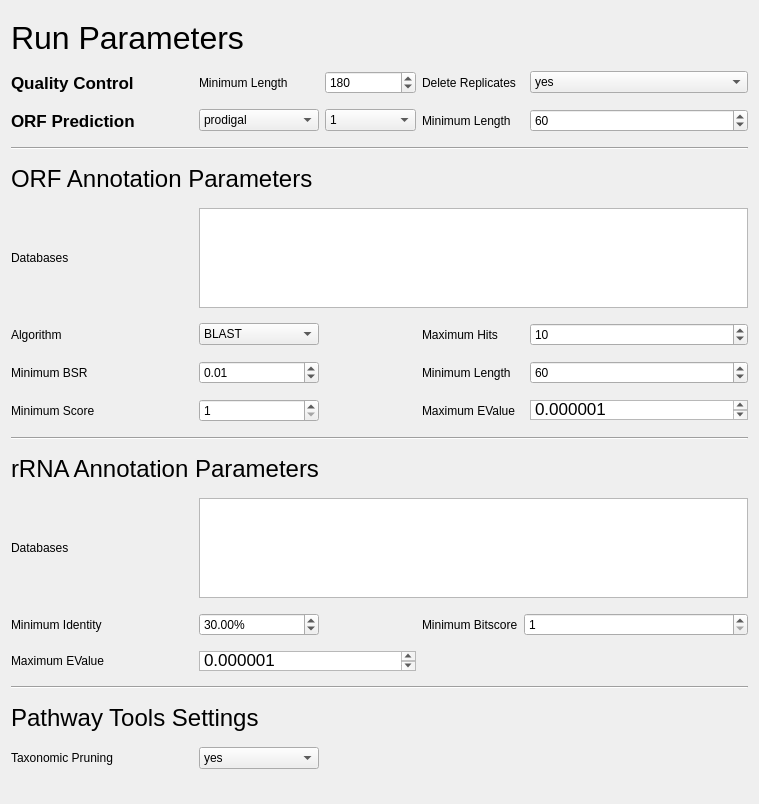
hallamlab/MetaPathwaysGUI, file tabs/SettingsTab.ui: the form before one commit.
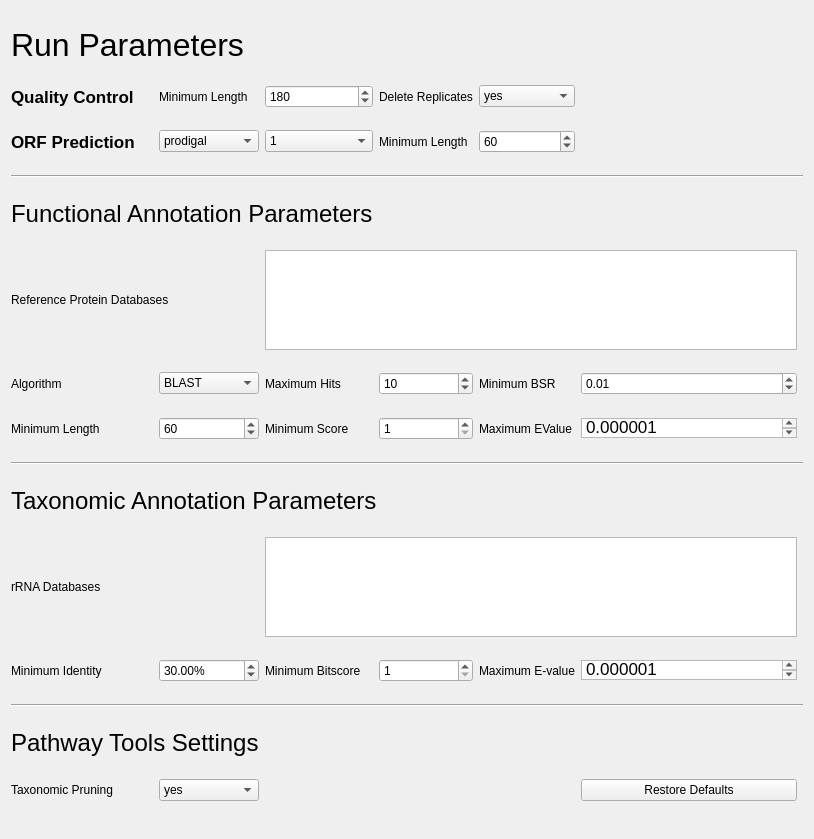
The form after the commit.

Commit message: made changes to the SetUp, Settings, Results, and Run tabs with Aria

What changed in the file:
```diff
--- a/tabs/SettingsTab.ui
+++ b/tabs/SettingsTab.ui
@@ -6,8 +6,8 @@
    <rect>
     <x>0</x>
     <y>0</y>
-    <width>759</width>
-    <height>804</height>
+    <width>814</width>
+    <height>839</height>
    </rect>
   </property>
   <property name="sizePolicy">
@@ -20,94 +20,58 @@
    <string>Form</string>
   </property>
   <layout class="QGridLayout" name="gridLayout">
-   <item row="2" column="1">
-    <widget class="QComboBox" name="orf_predictionALGORITHM">
-     <item>
-      <property name="text">
-       <string>prodigal</string>
-      </property>
-     </item>
-    </widget>
-   </item>
-   <item row="17" column="0">
-    <widget class="QLabel" name="label_21">
-     <property name="text">
-      <string>Taxonomic Pruning</string>
-     </property>
-    </widget>
-   </item>
-   <item row="16" column="0" colspan="2">
-    <widget class="QLabel" name="label_20">
+   <item row="12" column="0">
+    <widget class="QLabel" name="label_16">
      <property name="sizePolicy">
       <sizepolicy hsizetype="Fixed" vsizetype="Fixed">
        <horstretch>0</horstretch>
        <verstretch>0</verstretch>
       </sizepolicy>
      </property>
-     <property name="font">
-      <font>
-       <pointsize>18</pointsize>
-      </font>
-     </property>
      <property name="text">
-      <string>Pathway Tools Settings</string>
+      <string>rRNA Databases</string>
      </property>
     </widget>
    </item>
-   <item row="4" column="0" colspan="2">
-    <widget class="QLabel" name="label_7">
-     <property name="sizePolicy">
-      <sizepolicy hsizetype="Fixed" vsizetype="Fixed">
-       <horstretch>0</horstretch>
-       <verstretch>0</verstretch>
-      </sizepolicy>
+   <item row="13" column="3">
+    <widget class="QSpinBox" name="rrnaMIN_BITSCORE">
+     <property name="minimum">
+      <number>1</number>
      </property>
+     <property name="maximum">
+      <number>10000</number>
+     </property>
+    </widget>
+   </item>
+   <item row="1" column="0">
+    <widget class="QLabel" name="label">
      <property name="font">
       <font>
-       <pointsize>18</pointsize>
+       <pointsize>13</pointsize>
+       <weight>75</weight>
+       <bold>true</bold>
       </font>
      </property>
      <property name="text">
-      <string>ORF Annotation Parameters</string>
+      <string>Quality Control</string>
      </property>
     </widget>
    </item>
-   <item row="12" column="1" colspan="5">
-    <widget class="QListWidget" name="rrnaREFDBS">
-     <property name="sizePolicy">
-      <sizepolicy hsizetype="Preferred" vsizetype="Expanding">
-       <horstretch>0</horstretch>
-       <verstretch>0</verstretch>
-      </sizepolicy>
-     </property>
-     <property name="maximumSize">
-      <size>
-       <width>6666666</width>
-       <height>100</height>
-      </size>
-     </property>
-    </widget>
-   </item>
-   <item row="5" column="1" colspan="5">
-    <widget class="QListWidget" name="annotationDBS">
-     <property name="sizePolicy">
-      <sizepolicy hsizetype="MinimumExpanding" vsizetype="Maximum">
-       <horstretch>0</horstretch>
-       <verstretch>0</verstretch>
-      </sizepolicy>
-     </property>
-     <property name="minimumSize">
-      <size>
-       <width>0</width>
-       <height>50</height>
-      </size>
-     </property>
+   <item row="13" column="5">
+    <widget class="QTextEdit" name="rrnaMAX_EVALUE">
      <property name="maximumSize">
       <size>
        <width>16777215</width>
-       <height>100</height>
+       <height>20</height>
       </size>
      </property>
+     <property name="html">
+      <string>&lt;!DOCTYPE HTML PUBLIC &quot;-//W3C//DTD HTML 4.0//EN&quot; &quot;http://www.w3.org/TR/REC-html40/strict.dtd&quot;&gt;
+&lt;html&gt;&lt;head&gt;&lt;meta name=&quot;qrichtext&quot; content=&quot;1&quot; /&gt;&lt;style type=&quot;text/css&quot;&gt;
+p, li { white-space: pre-wrap; }
+&lt;/style&gt;&lt;/head&gt;&lt;body style=&quot; font-family:'Lucida Grande'; font-size:13pt; font-weight:400; font-style:normal;&quot;&gt;
+&lt;p style=&quot; margin-top:0px; margin-bottom:0px; margin-left:0px; margin-right:0px; -qt-block-indent:0; text-indent:0px;&quot;&gt;0.000001&lt;/p&gt;&lt;/body&gt;&lt;/html&gt;</string>
+     </property>
     </widget>
    </item>
    <item row="17" column="1">
@@ -124,20 +88,6 @@
      </item>
     </widget>
    </item>
-   <item row="15" column="0" colspan="6">
-    <widget class="Line" name="line_4">
-     <property name="orientation">
-      <enum>Qt::Horizontal</enum>
-     </property>
-    </widget>
-   </item>
-   <item row="6" column="3">
-    <widget class="QLabel" name="label_14">
-     <property name="text">
-      <string>Maximum Hits</string>
-     </property>
-    </widget>
-   </item>
    <item row="6" column="1">
     <widget class="QComboBox" name="annotationALGORITHM">
      <property name="editable">
@@ -161,91 +111,7 @@
      </item>
     </widget>
    </item>
-   <item row="6" column="0">
-    <widget class="QLabel" name="label_8">
-     <property name="text">
-      <string>Algorithm</string>
-     </property>
-    </widget>
-   </item>
-   <item row="13" column="1">
-    <widget class="QDoubleSpinBox" name="rrnaMIN_IDENTITY">
-     <property name="suffix">
-      <string>%</string>
-     </property>
-     <property name="decimals">
-      <number>2</number>
-     </property>
-     <property name="minimum">
-      <double>0.000000000000000</double>
-     </property>
-     <property name="singleStep">
-      <double>1.000000000000000</double>
-     </property>
-     <property name="value">
-      <double>30.000000000000000</double>
-     </property>
-    </widget>
-   </item>
-   <item row="13" column="3">
-    <widget class="QLabel" name="label_19">
-     <property name="text">
-      <string>Minimum Bitscore</string>
-     </property>
-    </widget>
-   </item>
-   <item row="7" column="0">
-    <widget class="QLabel" name="label_10">
-     <property name="text">
-      <string>Minimum BSR</string>
-     </property>
-    </widget>
-   </item>
-   <item row="8" column="0">
-    <widget class="QLabel" name="label_12">
-     <property name="text">
-      <string>Minimum Score</string>
-     </property>
-    </widget>
-   </item>
-   <item row="1" column="0">
-    <widget class="QLabel" name="label">
-     <property name="font">
-      <font>
-       <pointsize>13</pointsize>
-       <weight>75</weight>
-       <bold>true</bold>
-      </font>
-     </property>
-     <property name="text">
-      <string>Quality Control</string>
-     </property>
-    </widget>
-   </item>
    <item row="7" column="1">
-    <widget class="QDoubleSpinBox" name="annotationMIN_BSR">
-     <property name="minimum">
-      <double>0.000000000000000</double>
-     </property>
-     <property name="maximum">
-      <double>1.000000000000000</double>
-     </property>
-     <property name="singleStep">
-      <double>0.010000000000000</double>
-     </property>
-     <property name="value">
-      <double>0.010000000000000</double>
-     </property>
-    </widget>
-   </item>
-   <item row="7" column="3">
-    <widget class="QLabel" name="label_13">
-     <property name="text">
-      <string>Minimum Length</string>
-     </property>
-    </widget>
-   </item>
-   <item row="7" column="5">
     <widget class="QSpinBox" name="annotationMIN_LENGTH">
      <property name="maximum">
       <number>1000</number>
@@ -255,57 +121,6 @@
      </property>
     </widget>
    </item>
-   <item row="6" column="5">
-    <widget class="QSpinBox" name="annotationMAX_HITS">
-     <property name="minimum">
-      <number>0</number>
-     </property>
-     <property name="maximum">
-      <number>1000</number>
-     </property>
-     <property name="value">
-      <number>10</number>
-     </property>
-    </widget>
-   </item>
-   <item row="12" column="0">
-    <widget class="QLabel" name="label_16">
-     <property name="sizePolicy">
-      <sizepolicy hsizetype="Fixed" vsizetype="Fixed">
-       <horstretch>0</horstretch>
-       <verstretch>0</verstretch>
-      </sizepolicy>
-     </property>
-     <property name="text">
-      <string>Databases</string>
-     </property>
-    </widget>
-   </item>
-   <item row="10" column="0" colspan="6">
-    <widget class="Line" name="line_3">
-     <property name="orientation">
-      <enum>Qt::Horizontal</enum>
-     </property>
-    </widget>
-   </item>
-   <item row="11" column="0" colspan="2">
-    <widget class="QLabel" name="label_15">
-     <property name="sizePolicy">
-      <sizepolicy hsizetype="Fixed" vsizetype="Fixed">
-       <horstretch>0</horstretch>
-       <verstretch>0</verstretch>
-      </sizepolicy>
-     </property>
-     <property name="font">
-      <font>
-       <pointsize>18</pointsize>
-      </font>
-     </property>
-     <property name="text">
-      <string>rRNA Annotation Parameters</string>
-     </property>
-    </widget>
-   </item>
    <item row="13" column="0">
     <widget class="QLabel" name="label_18">
      <property name="text">
@@ -313,209 +128,44 @@
      </property>
     </widget>
    </item>
-   <item row="14" column="1" colspan="2">
-    <widget class="QTextEdit" name="rrnaMAX_EVALUE">
-     <property name="maximumSize">
-      <size>
-       <width>16777215</width>
-       <height>20</height>
-      </size>
-     </property>
-     <property name="html">
-      <string>&lt;!DOCTYPE HTML PUBLIC &quot;-//W3C//DTD HTML 4.0//EN&quot; &quot;http://www.w3.org/TR/REC-html40/strict.dtd&quot;&gt;
-&lt;html&gt;&lt;head&gt;&lt;meta name=&quot;qrichtext&quot; content=&quot;1&quot; /&gt;&lt;style type=&quot;text/css&quot;&gt;
-p, li { white-space: pre-wrap; }
-&lt;/style&gt;&lt;/head&gt;&lt;body style=&quot; font-family:'Lucida Grande'; font-size:13pt; font-weight:400; font-style:normal;&quot;&gt;
-&lt;p style=&quot; margin-top:0px; margin-bottom:0px; margin-left:0px; margin-right:0px; -qt-block-indent:0; text-indent:0px;&quot;&gt;0.000001&lt;/p&gt;&lt;/body&gt;&lt;/html&gt;</string>
-     </property>
-    </widget>
-   </item>
-   <item row="14" column="0">
-    <widget class="QLabel" name="label_17">
-     <property name="text">
-      <string>Maximum EValue</string>
-     </property>
-    </widget>
-   </item>
-   <item row="13" column="4" colspan="2">
-    <widget class="QSpinBox" name="rrnaMIN_BITSCORE">
-     <property name="minimum">
-      <number>1</number>
-     </property>
-     <property name="maximum">
-      <number>10000</number>
-     </property>
-    </widget>
-   </item>
-   <item row="0" column="0" colspan="2">
-    <widget class="QLabel" name="label_22">
-     <property name="sizePolicy">
-      <sizepolicy hsizetype="Fixed" vsizetype="Fixed">
-       <horstretch>0</horstretch>
-       <verstretch>0</verstretch>
-      </sizepolicy>
-     </property>
-     <property name="font">
-      <font>
-       <pointsize>24</pointsize>
-      </font>
-     </property>
-     <property name="text">
-      <string>Run Parameters</string>
-     </property>
-    </widget>
-   </item>
-   <item row="8" column="3">
-    <widget class="QLabel" name="label_11">
-     <property name="text">
-      <string>Maximum EValue</string>
-     </property>
-    </widget>
-   </item>
-   <item row="1" column="3" colspan="2">
-    <widget class="QLabel" name="label_3">
-     <property name="text">
-      <string>Delete Replicates</string>
-     </property>
-    </widget>
-   </item>
-   <item row="1" column="1">
-    <widget class="QLabel" name="label_2">
-     <property name="sizePolicy">
-      <sizepolicy hsizetype="Fixed" vsizetype="Preferred">
-       <horstretch>0</horstretch>
-       <verstretch>0</verstretch>
-      </sizepolicy>
-     </property>
-     <property name="text">
-      <string>Minimum Length</string>
-     </property>
-    </widget>
-   </item>
-   <item row="5" column="0">
-    <widget class="QLabel" name="label_9">
-     <property name="text">
-      <string>Databases</string>
-     </property>
-    </widget>
-   </item>
-   <item row="3" column="0" colspan="6">
-    <widget class="Line" name="line">
+   <item row="10" column="0" colspan="7">
+    <widget class="Line" name="line_3">
      <property name="orientation">
       <enum>Qt::Horizontal</enum>
      </property>
     </widget>
    </item>
-   <item row="2" column="5">
-    <widget class="QSpinBox" name="orf_predictionMIN_LENGTH">
-     <property name="minimum">
-      <number>1</number>
-     </property>
-     <property name="maximum">
-      <number>10000</number>
-     </property>
-     <property name="value">
-      <number>60</number>
-     </property>
-    </widget>
-   </item>
-   <item row="1" column="5">
-    <widget class="QComboBox" name="quality_controlDELETE_REPLICATES">
-     <property name="editable">
-      <bool>false</bool>
-     </property>
-     <property name="currentIndex">
-      <number>0</number>
-     </property>
-     <property name="maxVisibleItems">
-      <number>2</number>
-     </property>
-     <property name="maxCount">
-      <number>2</number>
-     </property>
+   <item row="2" column="1">
+    <widget class="QComboBox" name="orf_predictionALGORITHM">
      <item>
       <property name="text">
-       <string>yes</string>
+       <string>prodigal</string>
       </property>
      </item>
-     <item>
-      <property name="text">
-       <string>no</string>
-      </property>
-     </item>
     </widget>
    </item>
-   <item row="1" column="2">
-    <widget class="QSpinBox" name="quality_controlMIN_LENGTH">
-     <property name="maximum">
-      <number>99999999</number>
+   <item row="16" column="0" colspan="2">
+    <widget class="QLabel" name="label_20">
+     <property name="sizePolicy">
+      <sizepolicy hsizetype="Fixed" vsizetype="Fixed">
+       <horstretch>0</horstretch>
+       <verstretch>0</verstretch>
+      </sizepolicy>
      </property>
-     <property name="singleStep">
-      <number>1</number>
-     </property>
-     <property name="value">
-      <number>180</number>
-     </property>
-    </widget>
-   </item>
-   <item row="2" column="3" colspan="2">
-    <widget class="QLabel" name="label_6">
-     <property name="text">
-      <string>Minimum Length</string>
-     </property>
-    </widget>
-   </item>
-   <item row="2" column="0">
-    <widget class="QLabel" name="label_4">
      <property name="font">
       <font>
-       <pointsize>13</pointsize>
-       <weight>75</weight>
-       <bold>true</bold>
+       <pointsize>18</pointsize>
       </font>
      </property>
      <property name="text">
-      <string>ORF Prediction</string>
-     </property>
-    </widget>
-   </item>
-   <item row="8" column="1">
-    <widget class="QSpinBox" name="annotationMIN_SCORE">
-     <property name="minimum">
-      <number>1</number>
-     </property>
-     <property name="maximum">
-      <number>10000</number>
-     </property>
-    </widget>
-   </item>
-   <item row="8" column="5">
-    <widget class="QTextEdit" name="annotationMAX_EVALUE">
-     <property name="minimumSize">
-      <size>
-       <width>139</width>
-       <height>0</height>
-      </size>
-     </property>
-     <property name="maximumSize">
-      <size>
-       <width>16777215</width>
-       <height>20</height>
-      </size>
-     </property>
-     <property name="html">
-      <string>&lt;!DOCTYPE HTML PUBLIC &quot;-//W3C//DTD HTML 4.0//EN&quot; &quot;http://www.w3.org/TR/REC-html40/strict.dtd&quot;&gt;
-&lt;html&gt;&lt;head&gt;&lt;meta name=&quot;qrichtext&quot; content=&quot;1&quot; /&gt;&lt;style type=&quot;text/css&quot;&gt;
-p, li { white-space: pre-wrap; }
-&lt;/style&gt;&lt;/head&gt;&lt;body style=&quot; font-family:'Lucida Grande'; font-size:13pt; font-weight:400; font-style:normal;&quot;&gt;
-&lt;p style=&quot; margin-top:0px; margin-bottom:0px; margin-left:0px; margin-right:0px; -qt-block-indent:0; text-indent:0px;&quot;&gt;0.000001&lt;/p&gt;&lt;/body&gt;&lt;/html&gt;</string>
+      <string>Pathway Tools Settings</string>
      </property>
     </widget>
    </item>
    <item row="2" column="2">
     <widget class="QComboBox" name="orf_predictionTRANSLATION_TABLE">
      <property name="toolTip">
-      <string notr="true">&lt;html&gt;&lt;head/&gt;&lt;body&gt;&lt;p&gt;Translation Table&lt;/p&gt;&lt;/body&gt;&lt;/html&gt;</string>
+      <string notr="true">&lt;html&gt;&lt;head/&gt;&lt;body&gt;&lt;p&gt;Code translation table&lt;/p&gt;&lt;/body&gt;&lt;/html&gt;</string>
      </property>
      <property name="editable">
       <bool>false</bool>
@@ -610,6 +260,394 @@
      </item>
     </widget>
    </item>
+   <item row="1" column="4">
+    <widget class="QComboBox" name="quality_controlDELETE_REPLICATES">
+     <property name="editable">
+      <bool>false</bool>
+     </property>
+     <property name="currentIndex">
+      <number>0</number>
+     </property>
+     <property name="maxVisibleItems">
+      <number>2</number>
+     </property>
+     <property name="maxCount">
+      <number>2</number>
+     </property>
+     <item>
+      <property name="text">
+       <string>yes</string>
+      </property>
+     </item>
+     <item>
+      <property name="text">
+       <string>no</string>
+      </property>
+     </item>
+    </widget>
+   </item>
+   <item row="7" column="0">
+    <widget class="QLabel" name="label_13">
+     <property name="toolTip">
+      <string>&lt;html&gt;&lt;head/&gt;&lt;body&gt;&lt;p&gt;Minimum length of protein sequences&lt;/p&gt;&lt;/body&gt;&lt;/html&gt;</string>
+     </property>
+     <property name="text">
+      <string>Minimum Length</string>
+     </property>
+    </widget>
+   </item>
+   <item row="6" column="4">
+    <widget class="QLabel" name="label_10">
+     <property name="toolTip">
+      <string>&lt;!DOCTYPE HTML PUBLIC &quot;-//W3C//DTD HTML 4.0//EN&quot; &quot;http://www.w3.org/TR/REC-html40/strict.dtd&quot;&gt;
+&lt;html&gt;&lt;head&gt;&lt;meta name=&quot;qrichtext&quot; content=&quot;1&quot; /&gt;&lt;style type=&quot;text/css&quot;&gt;
+p, li { white-space: pre-wrap; }
+&lt;/style&gt;&lt;/head&gt;&lt;body style=&quot; font-family:'Lucida Grande'; font-size:13pt; font-weight:400; font-style:normal;&quot;&gt;
+&lt;p align=&quot;justify&quot; style=&quot; margin-top:0px; margin-bottom:0px; margin-left:0px; margin-right:0px; -qt-block-indent:0; text-indent:0px;&quot;&gt;The BSR ratio can be defined at the ratio of a the bit-score between a query and a target sequence to the bit-score when both the query and target sequences are the query sequence. Usually, a BSR ratio of 0.4 or more is considered as a good hit for protein sequences. Note that BSR ratio is designed in some sense to have a normalized value for the bit-score since the score is also influenced by the length of the query.&lt;/p&gt;&lt;/body&gt;&lt;/html&gt;</string>
+     </property>
+     <property name="text">
+      <string>Minimum BSR</string>
+     </property>
+    </widget>
+   </item>
+   <item row="7" column="2">
+    <widget class="QLabel" name="label_12">
+     <property name="text">
+      <string>Minimum Score</string>
+     </property>
+    </widget>
+   </item>
+   <item row="4" column="0" colspan="3">
+    <widget class="QLabel" name="label_7">
+     <property name="sizePolicy">
+      <sizepolicy hsizetype="Fixed" vsizetype="Fixed">
+       <horstretch>0</horstretch>
+       <verstretch>0</verstretch>
+      </sizepolicy>
+     </property>
+     <property name="font">
+      <font>
+       <pointsize>18</pointsize>
+      </font>
+     </property>
+     <property name="text">
+      <string>Functional Annotation Parameters</string>
+     </property>
+    </widget>
+   </item>
+   <item row="13" column="2">
+    <widget class="QLabel" name="label_19">
+     <property name="text">
+      <string>Minimum Bitscore</string>
+     </property>
+    </widget>
+   </item>
+   <item row="15" column="0" colspan="7">
+    <widget class="Line" name="line_4">
+     <property name="orientation">
+      <enum>Qt::Horizontal</enum>
+     </property>
+    </widget>
+   </item>
+   <item row="5" column="2" colspan="4">
+    <widget class="QListWidget" name="annotationDBS">
+     <property name="sizePolicy">
+      <sizepolicy hsizetype="MinimumExpanding" vsizetype="Maximum">
+       <horstretch>0</horstretch>
+       <verstretch>0</verstretch>
+      </sizepolicy>
+     </property>
+     <property name="minimumSize">
+      <size>
+       <width>0</width>
+       <height>50</height>
+      </size>
+     </property>
+     <property name="maximumSize">
+      <size>
+       <width>16777215</width>
+       <height>100</height>
+      </size>
+     </property>
+    </widget>
+   </item>
+   <item row="13" column="4">
+    <widget class="QLabel" name="label_17">
+     <property name="text">
+      <string>Maximum E-value</string>
+     </property>
+    </widget>
+   </item>
+   <item row="6" column="0">
+    <widget class="QLabel" name="label_8">
+     <property name="text">
+      <string>Algorithm</string>
+     </property>
+    </widget>
+   </item>
+   <item row="2" column="4">
+    <widget class="QSpinBox" name="orf_predictionMIN_LENGTH">
+     <property name="minimum">
+      <number>1</number>
+     </property>
+     <property name="maximum">
+      <number>10000</number>
+     </property>
+     <property name="value">
+      <number>60</number>
+     </property>
+    </widget>
+   </item>
+   <item row="7" column="3">
+    <widget class="QSpinBox" name="annotationMIN_SCORE">
+     <property name="minimum">
+      <number>1</number>
+     </property>
+     <property name="maximum">
+      <number>10000</number>
+     </property>
+    </widget>
+   </item>
+   <item row="11" column="0" colspan="4">
+    <widget class="QLabel" name="label_15">
+     <property name="sizePolicy">
+      <sizepolicy hsizetype="Fixed" vsizetype="Fixed">
+       <horstretch>0</horstretch>
+       <verstretch>0</verstretch>
+      </sizepolicy>
+     </property>
+     <property name="font">
+      <font>
+       <pointsize>18</pointsize>
+      </font>
+     </property>
+     <property name="text">
+      <string>Taxonomic Annotation Parameters</string>
+     </property>
+    </widget>
+   </item>
+   <item row="6" column="3">
+    <widget class="QSpinBox" name="annotationMAX_HITS">
+     <property name="minimum">
+      <number>0</number>
+     </property>
+     <property name="maximum">
+      <number>1000</number>
+     </property>
+     <property name="value">
+      <number>10</number>
+     </property>
+    </widget>
+   </item>
+   <item row="1" column="2">
+    <widget class="QSpinBox" name="quality_controlMIN_LENGTH">
+     <property name="maximum">
+      <number>99999999</number>
+     </property>
+     <property name="singleStep">
+      <number>1</number>
+     </property>
+     <property name="value">
+      <number>180</number>
+     </property>
+    </widget>
+   </item>
+   <item row="1" column="3">
+    <widget class="QLabel" name="label_3">
+     <property name="text">
+      <string>Delete Replicates</string>
+     </property>
+    </widget>
+   </item>
+   <item row="5" column="0" colspan="2">
+    <widget class="QLabel" name="label_9">
+     <property name="toolTip">
+      <string>&lt;html&gt;&lt;head/&gt;&lt;body&gt;&lt;p&gt;Reference protein databases used to functionally annotate the predicted open reading frames (ORF), e.g., KEGG, COG, Metacyc, SEED, or any user provided fasta file of annotated proteins in the functional folder&lt;/p&gt;&lt;/body&gt;&lt;/html&gt;</string>
+     </property>
+     <property name="text">
+      <string>Reference Protein Databases</string>
+     </property>
+    </widget>
+   </item>
+   <item row="7" column="5">
+    <widget class="QTextEdit" name="annotationMAX_EVALUE">
+     <property name="minimumSize">
+      <size>
+       <width>139</width>
+       <height>0</height>
+      </size>
+     </property>
+     <property name="maximumSize">
+      <size>
+       <width>16777215</width>
+       <height>20</height>
+      </size>
+     </property>
+     <property name="acceptDrops">
+      <bool>true</bool>
+     </property>
+     <property name="toolTip">
+      <string/>
+     </property>
+     <property name="html">
+      <string>&lt;!DOCTYPE HTML PUBLIC &quot;-//W3C//DTD HTML 4.0//EN&quot; &quot;http://www.w3.org/TR/REC-html40/strict.dtd&quot;&gt;
+&lt;html&gt;&lt;head&gt;&lt;meta name=&quot;qrichtext&quot; content=&quot;1&quot; /&gt;&lt;style type=&quot;text/css&quot;&gt;
+p, li { white-space: pre-wrap; }
+&lt;/style&gt;&lt;/head&gt;&lt;body style=&quot; font-family:'Lucida Grande'; font-size:13pt; font-weight:400; font-style:normal;&quot;&gt;
+&lt;p style=&quot; margin-top:0px; margin-bottom:0px; margin-left:0px; margin-right:0px; -qt-block-indent:0; text-indent:0px;&quot;&gt;0.000001&lt;/p&gt;&lt;/body&gt;&lt;/html&gt;</string>
+     </property>
+     <property name="acceptRichText">
+      <bool>false</bool>
+     </property>
+    </widget>
+   </item>
+   <item row="6" column="2">
+    <widget class="QLabel" name="label_14">
+     <property name="text">
+      <string>Maximum Hits</string>
+     </property>
+    </widget>
+   </item>
+   <item row="2" column="0">
+    <widget class="QLabel" name="label_4">
+     <property name="font">
+      <font>
+       <pointsize>13</pointsize>
+       <weight>75</weight>
+       <bold>true</bold>
+      </font>
+     </property>
+     <property name="text">
+      <string>ORF Prediction</string>
+     </property>
+    </widget>
+   </item>
+   <item row="12" column="2" colspan="4">
+    <widget class="QListWidget" name="rrnaREFDBS">
+     <property name="sizePolicy">
+      <sizepolicy hsizetype="Preferred" vsizetype="Expanding">
+       <horstretch>0</horstretch>
+       <verstretch>0</verstretch>
+      </sizepolicy>
+     </property>
+     <property name="maximumSize">
+      <size>
+       <width>6666666</width>
+       <height>100</height>
+      </size>
+     </property>
+    </widget>
+   </item>
+   <item row="6" column="5">
+    <widget class="QDoubleSpinBox" name="annotationMIN_BSR">
+     <property name="minimum">
+      <double>0.000000000000000</double>
+     </property>
+     <property name="maximum">
+      <double>1.000000000000000</double>
+     </property>
+     <property name="singleStep">
+      <double>0.010000000000000</double>
+     </property>
+     <property name="value">
+      <double>0.010000000000000</double>
+     </property>
+    </widget>
+   </item>
+   <item row="7" column="4">
+    <widget class="QLabel" name="label_11">
+     <property name="text">
+      <string>Maximum EValue</string>
+     </property>
+    </widget>
+   </item>
+   <item row="0" column="0" colspan="2">
+    <widget class="QLabel" name="label_22">
+     <property name="sizePolicy">
+      <sizepolicy hsizetype="Fixed" vsizetype="Fixed">
+       <horstretch>0</horstretch>
+       <verstretch>0</verstretch>
+      </sizepolicy>
+     </property>
+     <property name="font">
+      <font>
+       <pointsize>24</pointsize>
+      </font>
+     </property>
+     <property name="text">
+      <string>Run Parameters</string>
+     </property>
+    </widget>
+   </item>
+   <item row="3" column="0" colspan="7">
+    <widget class="Line" name="line">
+     <property name="orientation">
+      <enum>Qt::Horizontal</enum>
+     </property>
+    </widget>
+   </item>
+   <item row="1" column="1">
+    <widget class="QLabel" name="label_2">
+     <property name="sizePolicy">
+      <sizepolicy hsizetype="Fixed" vsizetype="Preferred">
+       <horstretch>0</horstretch>
+       <verstretch>0</verstretch>
+      </sizepolicy>
+     </property>
+     <property name="toolTip">
+      <string>&lt;html&gt;&lt;head/&gt;&lt;body&gt;&lt;p&gt;Minimum length for nucleotide sequences&lt;/p&gt;&lt;/body&gt;&lt;/html&gt;</string>
+     </property>
+     <property name="text">
+      <string>Minimum Length</string>
+     </property>
+    </widget>
+   </item>
+   <item row="13" column="1">
+    <widget class="QDoubleSpinBox" name="rrnaMIN_IDENTITY">
+     <property name="suffix">
+      <string>%</string>
+     </property>
+     <property name="decimals">
+      <number>2</number>
+     </property>
+     <property name="minimum">
+      <double>0.000000000000000</double>
+     </property>
+     <property name="singleStep">
+      <double>1.000000000000000</double>
+     </property>
+     <property name="value">
+      <double>30.000000000000000</double>
+     </property>
+    </widget>
+   </item>
+   <item row="2" column="3">
+    <widget class="QLabel" name="label_6">
+     <property name="toolTip">
+      <string>Minimum length of protien sequences. Sequences shorter than this threshold is filtered out.</string>
+     </property>
+     <property name="text">
+      <string>Minimum Length</string>
+     </property>
+    </widget>
+   </item>
+   <item row="17" column="0">
+    <widget class="QLabel" name="label_21">
+     <property name="toolTip">
+      <string>&lt;html&gt;&lt;head/&gt;&lt;body&gt;&lt;p&gt;For metagenomic samples taxonomic pruning should be off and for single organism it should be turn on.&lt;/p&gt;&lt;/body&gt;&lt;/html&gt;</string>
+     </property>
+     <property name="text">
+      <string>Taxonomic Pruning</string>
+     </property>
+    </widget>
+   </item>
+   <item row="17" column="5">
+    <widget class="QPushButton" name="restoreDefaultsButton">
+     <property name="text">
+      <string>Restore Defaults</string>
+     </property>
+    </widget>
+   </item>
   </layout>
  </widget>
  <tabstops>
```
Left out of the diff: 6 changed lines with no effect on the pictures. The commit also changes 33 other files.
